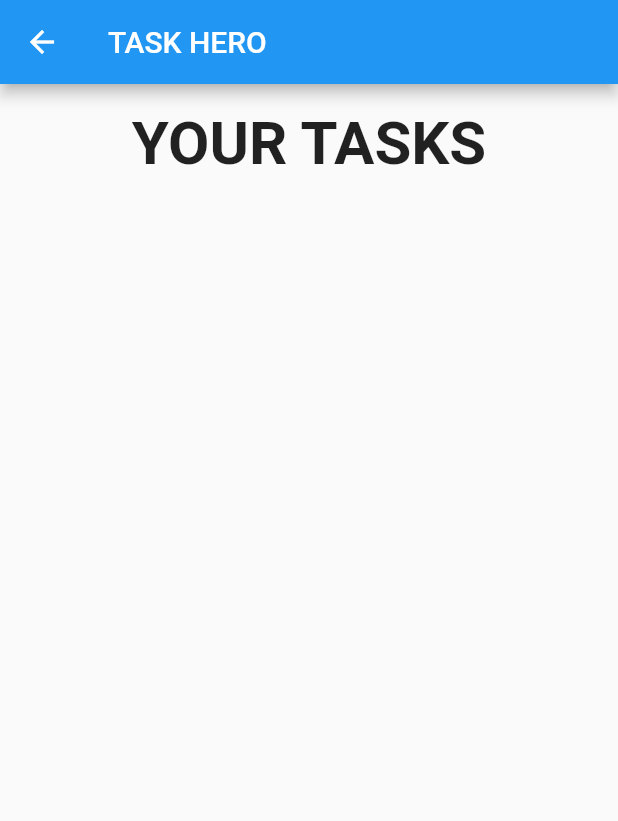
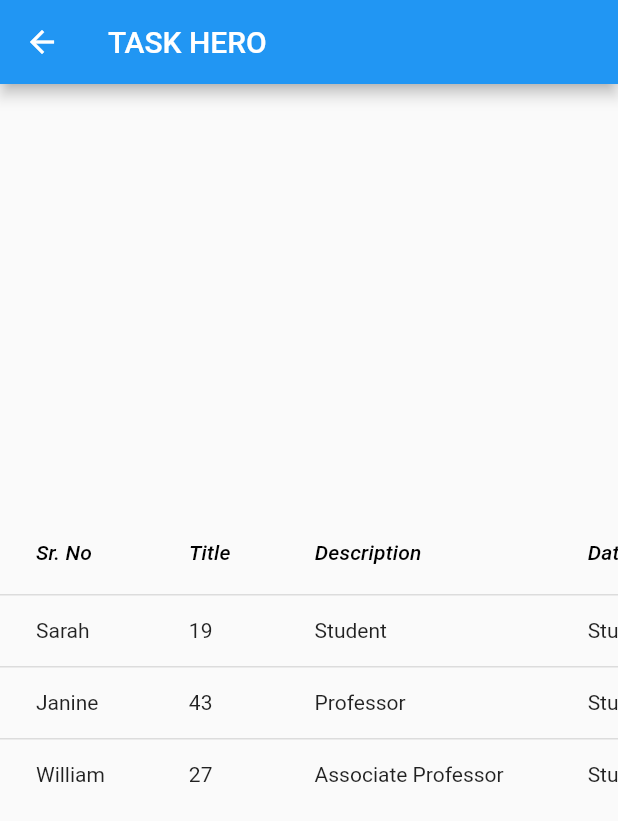
Before and after one commit to Manavi-ghorpade/467_finalproject, a Flutter app: the Dashboard screen opened by its route, on a phone screen of 412 x 824 dp. Shown: the top 821 px of the screen. Run offline on Flutter 3.47's test engine with Material 2 defaults, Android fonts, the phone set to English and light mode, and no system bars; our stand-ins replace firebase_core, image_picker; accounts and stored records are empty.

Commit message:
added table

```diff
--- a/finalproject/lib/dashboard.dart
+++ b/finalproject/lib/dashboard.dart
@@ -12,20 +12,112 @@ class _MyHomePageState extends State<Dashboard> {
   Widget build(BuildContext context) {
     return Scaffold(
         appBar: AppBar(
-            title: Text("TASK HERO"),
+            title: const Text("TASK HERO"),
         ),
         body: Center(
-          child: Column(
-            children: const <Widget>[
-              SizedBox(height: 16),
-              Text(
-                'YOUR TASKS',
-                textAlign: TextAlign.center,
-                style: TextStyle(fontWeight: FontWeight.bold, fontSize: 40),
+        child: SingleChildScrollView(
+          child:SingleChildScrollView(
+            scrollDirection: Axis.horizontal,
+          child: DataTable(columns: const <DataColumn>[
+            DataColumn(
+              label: Expanded(
+                child: Text(
+                  'Sr. No',
+                  style: TextStyle(fontStyle: FontStyle.italic),
+                ),
               ),
+            ),
+            DataColumn(
+              label: Expanded(
+                child: Text(
+                  'Title',
+                  style: TextStyle(fontStyle: FontStyle.italic),
+                ),
+              ),
+            ),
+            DataColumn(
+              label: Expanded(
+                child: Text(
+                  'Description',
+                  style: TextStyle(fontStyle: FontStyle.italic),
+                ),
+              ),
+            ),
+            DataColumn(
+              label: Expanded(
+                child: Text(
+                  'Date',
+                  style: TextStyle(fontStyle: FontStyle.italic),
+                ),
+              ),
+            ),
+            DataColumn(
+              label: Expanded(
+                child: Text(
+                  'Image',
+                  style: TextStyle(fontStyle: FontStyle.italic),
+                ),
+              ),
+            ),
+            DataColumn(
+              label: Expanded(
+                child: Text(
+                  'Status',
+                  style: TextStyle(fontStyle: FontStyle.italic),
+                ),
+              ),
+            ),
+            DataColumn(
+              label: Expanded(
+                child: Text(
+                  '      ',
+                  style: TextStyle(fontStyle: FontStyle.italic),
+                ),
+              ),
+            ),
+          ],
+            rows: const <DataRow>[
+              DataRow(
+                cells: <DataCell>[
+                  DataCell(Text('Sarah')),
+                  DataCell(Text('19')),
+                  DataCell(Text('Student')),
+                  DataCell(Text('Student')),
+                  DataCell(Text('Student')),
+                  DataCell(Text('Student')),
+                  DataCell(Text('Student')),
+                ],
+              ),
+              DataRow(
+
+                cells: <DataCell>[
+                  DataCell(Text('Janine')),
+                  DataCell(Text('43')),
+                  DataCell(Text('Professor')),
+                  DataCell(Text('Student')),
+                  DataCell(Text('Student')),
+                  DataCell(Text('Student')),
+                  DataCell(Text('Student')),
+                ],
+              ),
+              DataRow(
+                cells: <DataCell>[
+                  DataCell(Text('William')),
+                  DataCell(Text('27')),
+                  DataCell(Text('Associate Professor')),
+                  DataCell(Text('Student')),
+                  DataCell(Text('Student')),
+                  DataCell(Text('Student')),
+                  DataCell(Text('Student')),
+                ],
+              ),
+
             ],
-          ),
+
+          )
         ),
+    )
+        )
     );
   }
 }
```
